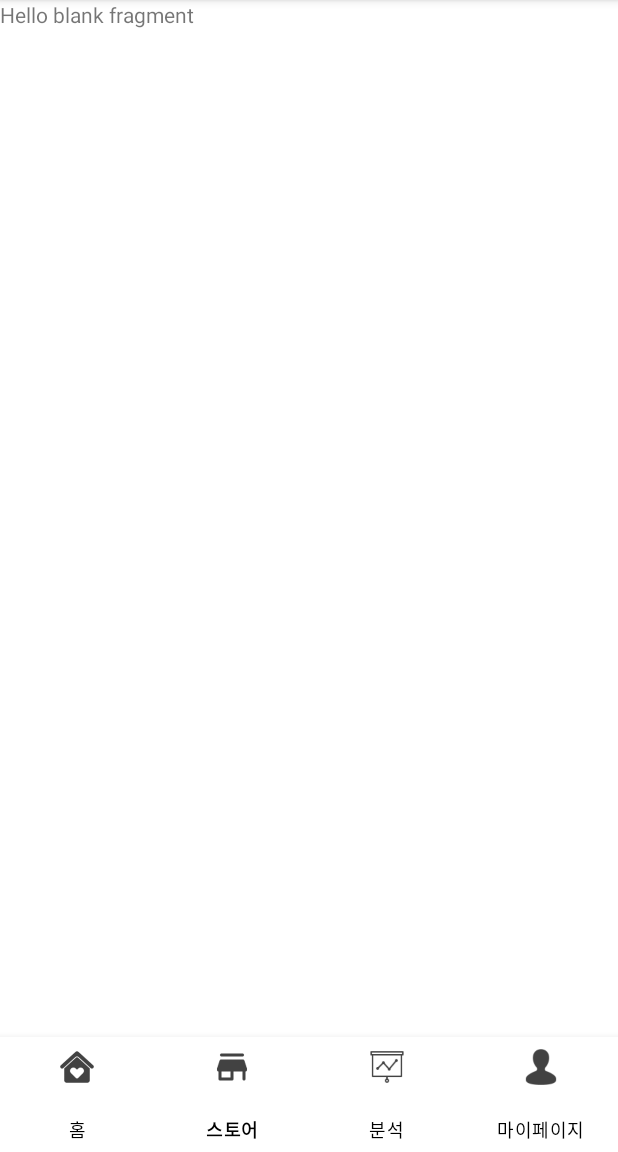
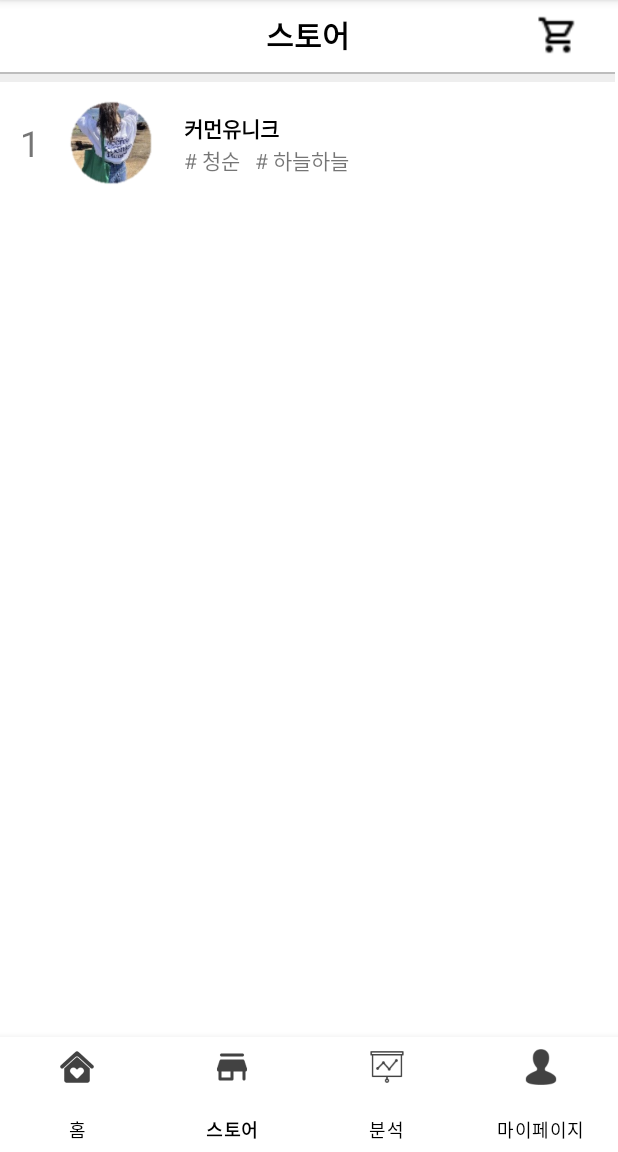
Before and after one commit to ClosetProject/ClosetProject, an Android app: the screen it shows after launch (MainActivity), item 2 of the bottom bar chosen, on a phone screen of 412 x 824 dp, the part 84-1236 px from its top. Run offline under Robolectric (Android 15) with nearby library versions, the phone set to English and light mode, and no system bars.

Commit message:
allcolor추가 main_page.xml 코드 변경 misc. mainPage -> 현재 가장 인기있는 아이템 카드 추가 이미지 추가 ----------------------------------------------- store 페이지에 이미지 추가 aaaa.png figure.xml -> 도형 색깔 변경 mainPage -> 가이드라인 추가 storePage -> 화면구현

```diff
--- a/app/src/main/res/drawable/figure.xml
+++ b/app/src/main/res/drawable/figure.xml
@@ -9,8 +9,8 @@
         <shape android:shape="rectangle">
             <stroke
                 android:width = "1dp"
-                android:color="#9E9E9E"/>
-            <solid android:color="#E0E0E0"/>
+                android:color="#BDBDBD"/>
+            <solid android:color="#EEEEEE"/>
         </shape>
     </item>
 </layer-list>
--- a/app/src/main/res/layout/fragment_main_page.xml
+++ b/app/src/main/res/layout/fragment_main_page.xml
@@ -9,18 +9,19 @@
 
     <SearchView
         android:id="@+id/searchView"
-        android:layout_width="333dp"
-        android:layout_height="34dp"
+        android:layout_width="329dp"
+        android:layout_height="30dp"
+        android:layout_marginTop="10dp"
         android:background="@drawable/search"
         android:padding="5dip"
         android:queryHint="아이템과 스토어를 검색해보세요."
         app:iconifiedByDefault="false"
         app:layout_constraintBottom_toBottomOf="parent"
         app:layout_constraintEnd_toEndOf="parent"
-        app:layout_constraintHorizontal_bias="0.145"
+        app:layout_constraintHorizontal_bias="0.195"
         app:layout_constraintStart_toStartOf="parent"
         app:layout_constraintTop_toTopOf="parent"
-        app:layout_constraintVertical_bias="0.022"
+        app:layout_constraintVertical_bias="0.0"
         app:queryHint="아이템과 스토어를 검색해보세요.">
 
     </SearchView>
@@ -30,21 +31,30 @@
         android:layout_width="29dp"
         android:layout_height="28dp"
         android:layout_marginStart="13dp"
+        android:layout_marginEnd="25dp"
         android:src="@drawable/icons8_24"
         app:layout_constraintBottom_toBottomOf="@+id/searchView"
+        app:layout_constraintEnd_toEndOf="parent"
         app:layout_constraintStart_toEndOf="@+id/searchView"
         app:layout_constraintTop_toTopOf="@+id/searchView"
         app:layout_constraintVertical_bias="0.666" />
+
+    <androidx.constraintlayout.widget.Guideline
+        android:id="@+id/guideline5"
+        android:layout_width="wrap_content"
+        android:layout_height="wrap_content"
+        android:orientation="horizontal"
+        app:layout_constraintGuide_percent="0.07960199" />
 
     <View
         android:id="@+id/view"
         android:layout_width="410dp"
         android:layout_height="11dp"
-        android:layout_marginTop="8dp"
         android:background="@drawable/figure"
         app:layout_constraintEnd_toEndOf="parent"
+        app:layout_constraintHorizontal_bias="0.0"
         app:layout_constraintStart_toStartOf="parent"
-        app:layout_constraintTop_toBottomOf="@+id/searchView" />
+        app:layout_constraintTop_toTopOf="@+id/guideline5" />
 
     <TextView
         android:id="@+id/textView"
--- a/app/src/main/res/layout/fragment_store_page.xml
+++ b/app/src/main/res/layout/fragment_store_page.xml
@@ -1,14 +1,121 @@
 <?xml version="1.0" encoding="utf-8"?>
-<FrameLayout xmlns:android="http://schemas.android.com/apk/res/android"
+<androidx.constraintlayout.widget.ConstraintLayout xmlns:android="http://schemas.android.com/apk/res/android"
+    xmlns:app="http://schemas.android.com/apk/res-auto"
     xmlns:tools="http://schemas.android.com/tools"
+    android:id="@+id/frameLayout2"
     android:layout_width="match_parent"
     android:layout_height="match_parent"
-    tools:context=".storePage">
+    tools:context=".storePage" >
 
-    <!-- TODO: Update blank fragment layout -->
+    <androidx.constraintlayout.widget.Guideline
+        android:id="@+id/guideline4"
+        android:layout_width="wrap_content"
+        android:layout_height="wrap_content"
+        android:orientation="horizontal"
+        app:layout_constraintGuide_percent="0.07" />
+
+    <ImageView
+        android:id="@+id/imageView2"
+        android:layout_width="29dp"
+        android:layout_height="28dp"
+        android:layout_marginStart="13dp"
+        android:layout_marginEnd="25dp"
+        android:src="@drawable/icons8_24"
+        app:layout_constraintBottom_toBottomOf="@+id/textView2"
+        app:layout_constraintEnd_toEndOf="parent"
+        app:layout_constraintTop_toTopOf="@+id/textView2"
+        app:layout_constraintVertical_bias="0.666" />
+
     <TextView
-        android:layout_width="match_parent"
-        android:layout_height="match_parent"
-        android:text="@string/hello_blank_fragment" />
+        android:id="@+id/textView2"
+        android:layout_width="wrap_content"
+        android:layout_height="wrap_content"
+        android:layout_marginTop="7dp"
+        android:text="스토어"
+        android:textColor="#000000"
+        android:textSize="20sp"
+        android:textStyle="bold"
+        app:layout_constraintBottom_toBottomOf="parent"
+        app:layout_constraintEnd_toEndOf="parent"
+        app:layout_constraintHorizontal_bias="0.498"
+        app:layout_constraintStart_toStartOf="parent"
+        app:layout_constraintTop_toTopOf="parent"
+        app:layout_constraintVertical_bias="0.001" />
 
-</FrameLayout>
+    <View
+        android:id="@+id/view"
+        android:layout_width="410dp"
+        android:layout_height="11dp"
+        android:layout_marginTop="5dp"
+        android:background="@drawable/figure"
+        app:layout_constraintEnd_toEndOf="parent"
+        app:layout_constraintHorizontal_bias="0.0"
+        app:layout_constraintStart_toStartOf="parent"
+        app:layout_constraintTop_toBottomOf="@+id/textView2" />
+
+    <androidx.constraintlayout.widget.ConstraintLayout
+        android:id="@+id/constraintLayout"
+        android:layout_width="0dp"
+        android:layout_height="80dp"
+        app:layout_constraintEnd_toEndOf="parent"
+        app:layout_constraintHorizontal_bias="0.0"
+        app:layout_constraintStart_toStartOf="parent"
+        app:layout_constraintTop_toBottomOf="@+id/view">
+
+        <TextView
+            android:id="@+id/textView6"
+            android:layout_width="wrap_content"
+            android:layout_height="wrap_content"
+            android:layout_marginStart="15dp"
+            android:layout_marginTop="20dp"
+            android:text="커먼유니크"
+            android:textColor="#000000"
+            android:textStyle="bold"
+            app:layout_constraintStart_toEndOf="@+id/imageView5"
+            app:layout_constraintTop_toTopOf="parent" />
+
+        <TextView
+            android:id="@+id/textView5"
+            android:layout_width="wrap_content"
+            android:layout_height="wrap_content"
+            android:text="1"
+            android:textSize="24sp"
+            app:layout_constraintBottom_toBottomOf="@+id/imageView5"
+            app:layout_constraintEnd_toStartOf="@+id/imageView5"
+            app:layout_constraintStart_toStartOf="parent"
+            app:layout_constraintTop_toTopOf="parent" />
+
+        <ImageView
+            android:id="@+id/imageView5"
+            android:layout_width="67dp"
+            android:layout_height="80dp"
+            android:layout_marginStart="40dp"
+            android:src="@drawable/aaaa"
+            app:layout_constraintBottom_toBottomOf="parent"
+            app:layout_constraintStart_toStartOf="parent"
+            app:layout_constraintTop_toTopOf="parent" />
+
+        <TextView
+            android:id="@+id/textView7"
+            android:layout_width="wrap_content"
+            android:layout_height="wrap_content"
+            android:text="# 청순   # 하늘하늘"
+            app:layout_constraintEnd_toEndOf="parent"
+            app:layout_constraintHorizontal_bias="0.0"
+            app:layout_constraintStart_toStartOf="@+id/textView6"
+            app:layout_constraintTop_toBottomOf="@+id/textView6" />
+
+        <View
+            android:id="@+id/line"
+            android:layout_width="0dp"
+            android:layout_height="1dp"
+            android:layout_marginTop="20dp"
+            android:background="#EEEEEE"
+            app:layout_constraintEnd_toEndOf="parent"
+            app:layout_constraintHorizontal_bias="0.0"
+            app:layout_constraintStart_toStartOf="parent"
+            app:layout_constraintTop_toBottomOf="@+id/textView7"
+            tools:ignore="MissingConstraints" />
+    </androidx.constraintlayout.widget.ConstraintLayout>
+
+</androidx.constraintlayout.widget.ConstraintLayout>
```
Also changed, not shown: app/src/main/res/drawable/aaaa.png (added).
